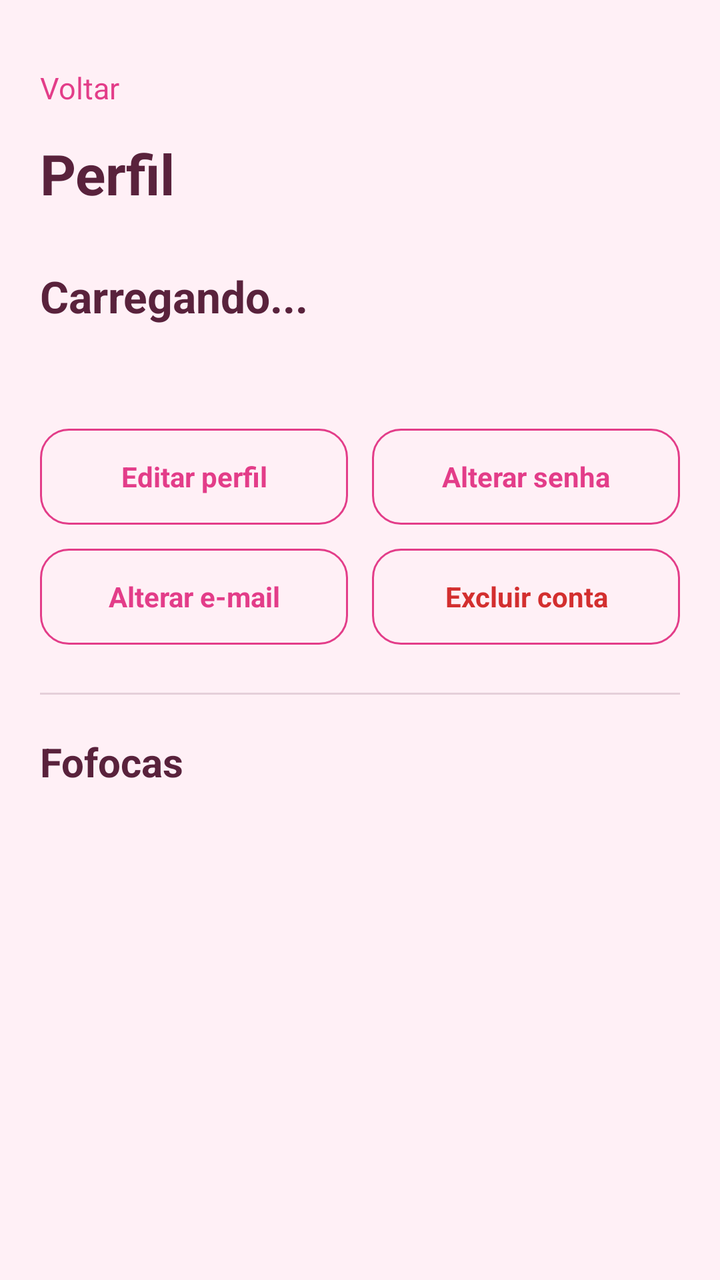
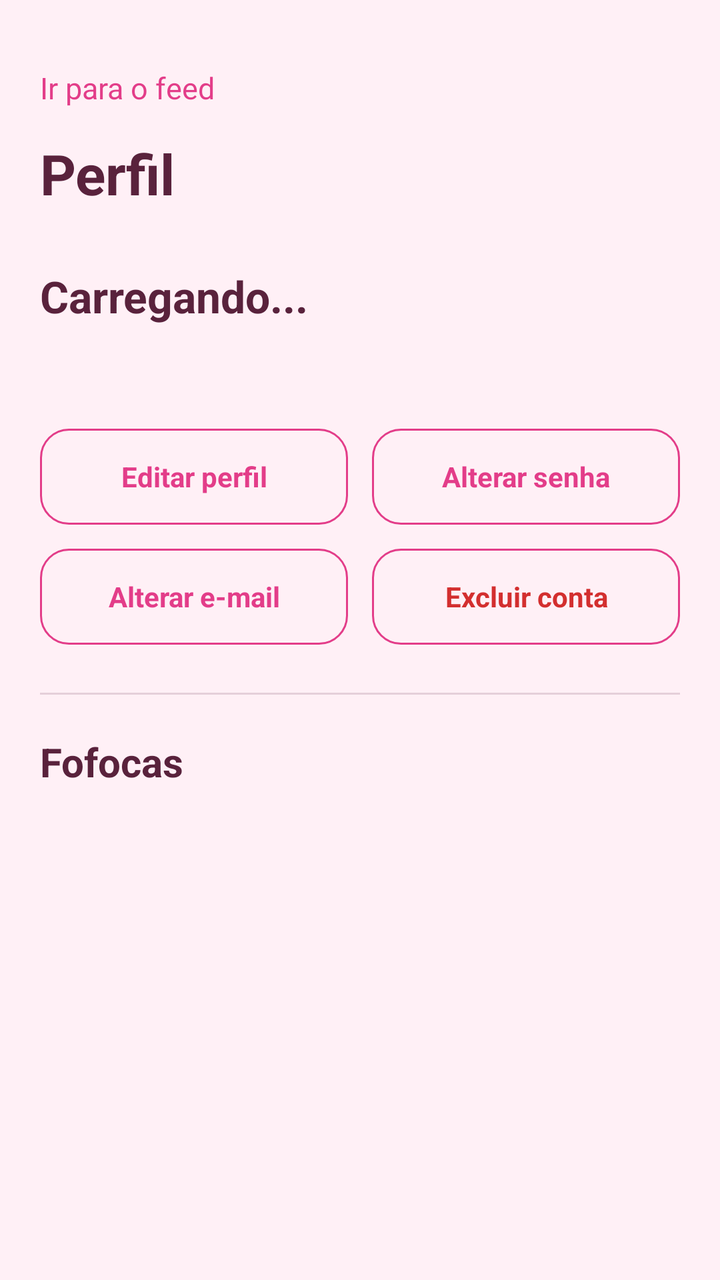

Screens rendered from an Android XML layout before and after an edit, with the pre-edit source and the edit as a unified diff.
<!-- AndroidManifest.xml: application theme Theme.Fofoca -->
<!-- res/layout/activity_perfil.xml -->
<?xml version="1.0" encoding="utf-8"?>
<LinearLayout
    xmlns:android="http://schemas.android.com/apk/res/android"
    android:id="@+id/main"
    android:layout_width="match_parent"
    android:layout_height="match_parent"
    android:orientation="vertical"
    android:background="@color/fofoca_fundo"
    android:padding="20dp">

    <TextView
        android:id="@+id/tvVoltarPerfil"
        android:layout_width="wrap_content"
        android:layout_height="48dp"
        android:gravity="center_vertical"
        android:text="Voltar"
        android:textSize="15sp"
        android:textColor="@color/fofoca_rosa"/>

    <TextView
        android:layout_width="match_parent"
        android:layout_height="wrap_content"
        android:text="Perfil"
        android:textSize="28sp"
        android:textStyle="bold"
        android:textColor="@color/fofoca_texto"/>

    <TextView
        android:id="@+id/tvNomePerfil"
        android:layout_width="match_parent"
        android:layout_height="wrap_content"
        android:layout_marginTop="28dp"
        android:text="Carregando..."
        android:textSize="22sp"
        android:textStyle="bold"
        android:textColor="@color/fofoca_texto"/>

    <TextView
        android:id="@+id/tvUsuarioPerfil"
        android:layout_width="match_parent"
        android:layout_height="wrap_content"
        android:layout_marginTop="6dp"
        android:textSize="16sp"
        android:textColor="@color/fofoca_rosa"/>

    <TextView
        android:id="@+id/tvEmailPerfil"
        android:layout_width="match_parent"
        android:layout_height="wrap_content"
        android:layout_marginTop="14dp"
        android:textSize="14sp"
        android:textColor="@color/fofoca_secundario"
        android:visibility="gone"/>


    <LinearLayout
        android:id="@+id/layoutAcoesPerfil"
        android:layout_width="match_parent"
        android:layout_height="wrap_content"
        android:layout_marginTop="24dp"
        android:orientation="vertical">

        <LinearLayout
            android:layout_width="match_parent"
            android:layout_height="wrap_content"
            android:orientation="horizontal">

            <TextView
                android:id="@+id/tvEditarPerfil"
                android:layout_width="0dp"
                android:layout_height="48dp"
                android:layout_weight="1"
                android:layout_marginEnd="6dp"
                android:gravity="center"
                android:background="@drawable/bg_acao_perfil"
                android:text="Editar perfil"
                android:textSize="14sp"
                android:textStyle="bold"
                android:textColor="@color/fofoca_rosa"/>

            <TextView
                android:id="@+id/tvAlterarSenha"
                android:layout_width="0dp"
                android:layout_height="48dp"
                android:layout_weight="1"
                android:layout_marginStart="6dp"
                android:gravity="center"
                android:background="@drawable/bg_acao_perfil"
                android:text="Alterar senha"
                android:textSize="14sp"
                android:textStyle="bold"
                android:textColor="@color/fofoca_rosa"/>

        </LinearLayout>

        <LinearLayout
            android:layout_width="match_parent"
            android:layout_height="wrap_content"
            android:layout_marginTop="12dp"
            android:orientation="horizontal">

            <TextView
                android:id="@+id/tvAlterarEmail"
                android:layout_width="0dp"
                android:layout_height="48dp"
                android:layout_weight="1"
                android:layout_marginEnd="6dp"
                android:gravity="center"
                android:background="@drawable/bg_acao_perfil"
                android:text="Alterar e-mail"
                android:textSize="14sp"
                android:textStyle="bold"
                android:textColor="@color/fofoca_rosa"/>

            <TextView
                android:id="@+id/tvExcluirConta"
                android:layout_width="0dp"
                android:layout_height="48dp"
                android:layout_weight="1"
                android:layout_marginStart="6dp"
                android:gravity="center"
                android:background="@drawable/bg_acao_perfil"
                android:text="Excluir conta"
                android:textSize="14sp"
                android:textStyle="bold"
                android:textColor="#D32F2F"/>

        </LinearLayout>

    </LinearLayout>

    <View
        android:layout_width="match_parent"
        android:layout_height="1dp"
        android:layout_marginTop="24dp"
        android:background="@color/fofoca_secundario"
        android:alpha="0.25"/>

    <TextView
        android:layout_width="match_parent"
        android:layout_height="wrap_content"
        android:layout_marginTop="20dp"
        android:text="Fofocas"
        android:textSize="20sp"
        android:textStyle="bold"
        android:textColor="@color/fofoca_texto"/>

    <TextView
        android:id="@+id/tvSemPostsPerfil"
        android:layout_width="match_parent"
        android:layout_height="wrap_content"
        android:layout_marginTop="16dp"
        android:text="Nenhuma fofoca publicada ainda."
        android:textSize="14sp"
        android:textColor="@color/fofoca_secundario"
        android:visibility="gone"/>

    <androidx.recyclerview.widget.RecyclerView
        android:id="@+id/rvPostsPerfil"
        android:layout_width="match_parent"
        android:layout_height="0dp"
        android:layout_weight="1"
        android:layout_marginTop="16dp"
        android:clipToPadding="false"/>

</LinearLayout>
<!-- resources referenced by this layout -->
<resources>
  <color name="fofoca_fundo">#FFF0F6</color>
  <color name="fofoca_rosa">#E33D89</color>
  <color name="fofoca_secundario">#986E84</color>
  <color name="fofoca_texto">#59223C</color>
  <!-- drawable bg_acao_perfil (drawable) -->
  <?xml version="1.0" encoding="utf-8"?>
  <shape xmlns:android="http://schemas.android.com/apk/res/android"
      android:shape="rectangle">
  
      <solid android:color="@color/fofoca_fundo"/>
  
      <corners android:radius="14dp"/>
  
      <stroke
          android:width="1dp"
          android:color="@color/fofoca_rosa"/>
  
  </shape>
  <style name="Theme.Fofoca" parent="Base.Theme.Fofoca" />
  <style name="Base.Theme.Fofoca" parent="Theme.Material3.DayNight.NoActionBar">
          
          
      </style>
</resources>

<!-- the commit's change to res/layout/activity_perfil.xml (unified diff, before → after) -->
@@ -13,7 +13,7 @@
         android:layout_width="wrap_content"
         android:layout_height="48dp"
         android:gravity="center_vertical"
-        android:text="Voltar"
+        android:text="Ir para o feed"
         android:textSize="15sp"
         android:textColor="@color/fofoca_rosa"/>
 
